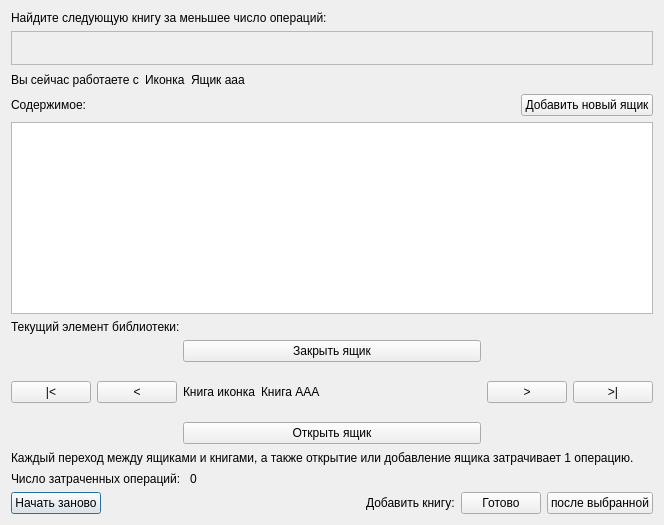
Qt form checktestdialog.ui (dralex/boxes-diagnostics) before a commit.
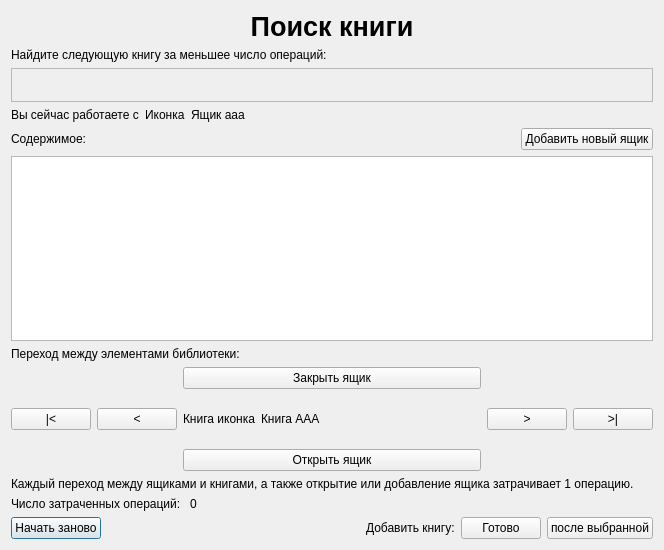
The same form after that commit. Icons and pictures are not drawn. Custom widgets are drawn as their Qt base class.

Patch:
```diff
--- a/checktestdialog.ui
+++ b/checktestdialog.ui
@@ -7,7 +7,7 @@
     <x>0</x>
     <y>0</y>
     <width>664</width>
-    <height>525</height>
+    <height>550</height>
    </rect>
   </property>
   <property name="windowTitle">
@@ -18,7 +18,7 @@
     <normaloff>:/Icons/images/full-box.png</normaloff>:/Icons/images/full-box.png</iconset>
   </property>
   <layout class="QGridLayout" name="gridLayout_3">
-   <item row="0" column="0">
+   <item row="1" column="0">
     <widget class="QLabel" name="operationLabel">
      <property name="text">
       <string>Найдите следующую книгу за меньшее число операций:</string>
@@ -28,47 +28,31 @@
      </property>
     </widget>
    </item>
+   <item row="9" column="0">
+    <layout class="QHBoxLayout" name="horizontalLayout_6">
+     <item>
+      <widget class="QLabel" name="operationsLabel">
+       <property name="text">
+        <string>Число затраченных операций: </string>
+       </property>
+      </widget>
+     </item>
+     <item>
+      <widget class="QLabel" name="operationsCountLabel">
+       <property name="sizePolicy">
+        <sizepolicy hsizetype="Expanding" vsizetype="Preferred">
+         <horstretch>0</horstretch>
+         <verstretch>0</verstretch>
+        </sizepolicy>
+       </property>
+       <property name="text">
+        <string>0</string>
+       </property>
+      </widget>
+     </item>
+    </layout>
+   </item>
    <item row="2" column="0">
-    <layout class="QHBoxLayout" name="horizontalLayout_2">
-     <item>
-      <widget class="QLabel" name="currentBoxLabelText">
-       <property name="text">
-        <string>Вы сейчас работаете с</string>
-       </property>
-      </widget>
-     </item>
-     <item>
-      <widget class="QLabel" name="currentBoxIcon">
-       <property name="sizePolicy">
-        <sizepolicy hsizetype="Preferred" vsizetype="Expanding">
-         <horstretch>0</horstretch>
-         <verstretch>0</verstretch>
-        </sizepolicy>
-       </property>
-       <property name="text">
-        <string>Иконка</string>
-       </property>
-      </widget>
-     </item>
-     <item>
-      <widget class="QLabel" name="currentBoxLabel">
-       <property name="sizePolicy">
-        <sizepolicy hsizetype="Expanding" vsizetype="Preferred">
-         <horstretch>0</horstretch>
-         <verstretch>0</verstretch>
-        </sizepolicy>
-       </property>
-       <property name="text">
-        <string>Ящик ааа</string>
-       </property>
-       <property name="wordWrap">
-        <bool>true</bool>
-       </property>
-      </widget>
-     </item>
-    </layout>
-   </item>
-   <item row="1" column="0">
     <widget class="QFrame" name="frame">
      <property name="frameShape">
       <enum>QFrame::StyledPanel</enum>
@@ -90,33 +74,30 @@
      </layout>
     </widget>
    </item>
-   <item row="7" column="0">
-    <widget class="QLabel" name="operationLabel_3">
-     <property name="sizePolicy">
-      <sizepolicy hsizetype="Preferred" vsizetype="Expanding">
-       <horstretch>0</horstretch>
-       <verstretch>0</verstretch>
-      </sizepolicy>
-     </property>
-     <property name="text">
-      <string>Каждый переход между ящиками и книгами, а также открытие или добавление ящика затрачивает 1 операцию.</string>
-     </property>
-     <property name="wordWrap">
-      <bool>true</bool>
-     </property>
-    </widget>
-   </item>
-   <item row="8" column="0">
-    <layout class="QHBoxLayout" name="horizontalLayout_6">
+   <item row="3" column="0">
+    <layout class="QHBoxLayout" name="horizontalLayout_2">
      <item>
-      <widget class="QLabel" name="operationsLabel">
+      <widget class="QLabel" name="currentBoxLabelText">
        <property name="text">
-        <string>Число затраченных операций: </string>
+        <string>Вы сейчас работаете с</string>
        </property>
       </widget>
      </item>
      <item>
-      <widget class="QLabel" name="operationsCountLabel">
+      <widget class="QLabel" name="currentBoxIcon">
+       <property name="sizePolicy">
+        <sizepolicy hsizetype="Preferred" vsizetype="Expanding">
+         <horstretch>0</horstretch>
+         <verstretch>0</verstretch>
+        </sizepolicy>
+       </property>
+       <property name="text">
+        <string>Иконка</string>
+       </property>
+      </widget>
+     </item>
+     <item>
+      <widget class="QLabel" name="currentBoxLabel">
        <property name="sizePolicy">
         <sizepolicy hsizetype="Expanding" vsizetype="Preferred">
          <horstretch>0</horstretch>
@@ -124,13 +105,16 @@
         </sizepolicy>
        </property>
        <property name="text">
-        <string>0</string>
+        <string>Ящик ааа</string>
+       </property>
+       <property name="wordWrap">
+        <bool>true</bool>
        </property>
       </widget>
      </item>
     </layout>
    </item>
-   <item row="9" column="0">
+   <item row="10" column="0">
     <layout class="QHBoxLayout" name="horizontalLayout">
      <item>
       <widget class="QPushButton" name="againButton">
@@ -175,7 +159,7 @@
      </item>
     </layout>
    </item>
-   <item row="6" column="0">
+   <item row="7" column="0">
     <layout class="QGridLayout" name="gridLayout_2">
      <item row="0" column="1">
       <widget class="QPushButton" name="closeButton">
@@ -271,7 +255,23 @@
      </item>
     </layout>
    </item>
-   <item row="3" column="0">
+   <item row="8" column="0">
+    <widget class="QLabel" name="operationLabel_3">
+     <property name="sizePolicy">
+      <sizepolicy hsizetype="Preferred" vsizetype="Expanding">
+       <horstretch>0</horstretch>
+       <verstretch>0</verstretch>
+      </sizepolicy>
+     </property>
+     <property name="text">
+      <string>Каждый переход между ящиками и книгами, а также открытие или добавление ящика затрачивает 1 операцию.</string>
+     </property>
+     <property name="wordWrap">
+      <bool>true</bool>
+     </property>
+    </widget>
+   </item>
+   <item row="4" column="0">
     <layout class="QHBoxLayout" name="horizontalLayout_5">
      <item>
       <widget class="QLabel" name="label">
@@ -302,7 +302,7 @@
      </item>
     </layout>
    </item>
-   <item row="4" column="0">
+   <item row="5" column="0">
     <widget class="ReadOnlyView" name="bookView">
      <property name="enabled">
       <bool>true</bool>
@@ -321,10 +321,20 @@
      </property>
     </widget>
    </item>
-   <item row="5" column="0">
+   <item row="6" column="0">
     <widget class="QLabel" name="label_2">
      <property name="text">
-      <string>Текущий элемент библиотеки:</string>
+      <string>Переход между элементами библиотеки:</string>
+     </property>
+    </widget>
+   </item>
+   <item row="0" column="0">
+    <widget class="QLabel" name="typeLabel">
+     <property name="text">
+      <string>&lt;p align=&quot;center&quot;&gt;&lt;span style=&quot; font-size:20pt; font-weight:600;&quot;&gt;Поиск книги&lt;/span&gt;&lt;/p&gt;</string>
+     </property>
+     <property name="textFormat">
+      <enum>Qt::RichText</enum>
      </property>
     </widget>
    </item>
```
